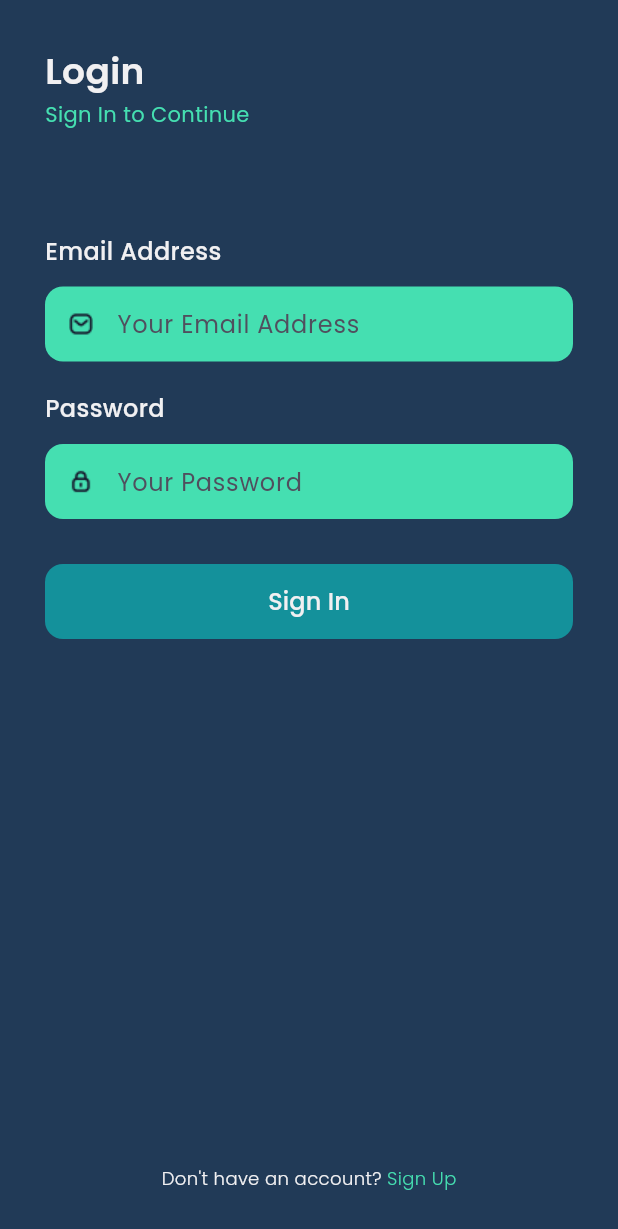
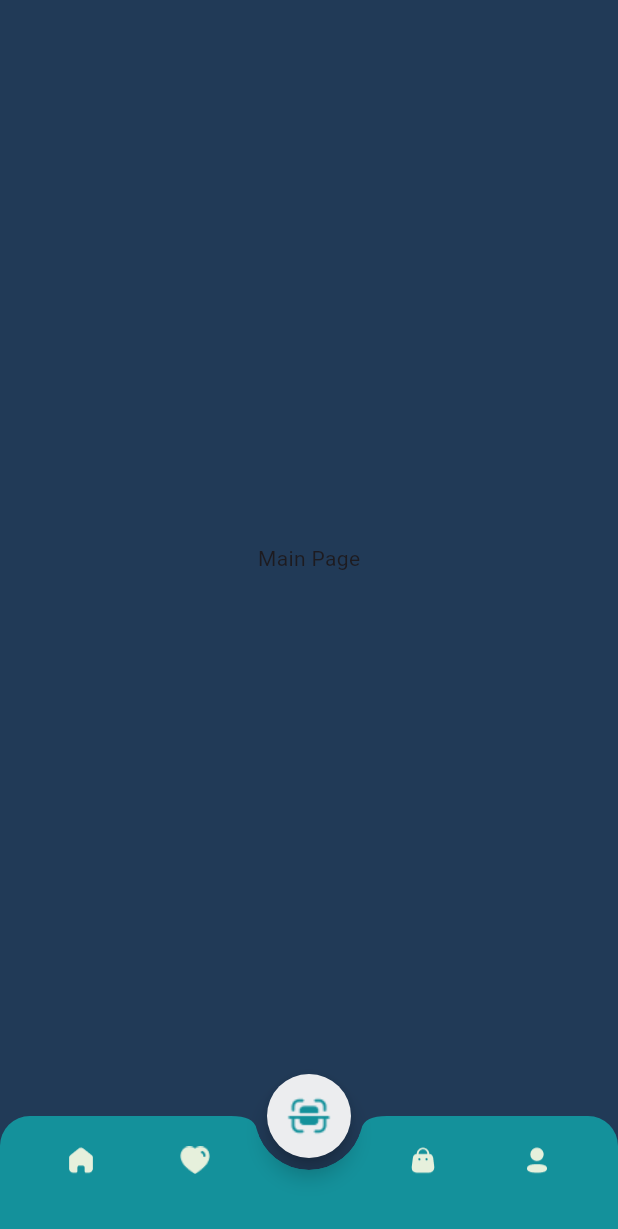
Before and after one commit to hanissiddiq/apotik_apps, a Flutter app: the screen it shows after launch, after a tap on "Sign In", on a phone screen of 412 x 824 dp. Shown: the top 1229 px of the screen. Run offline on Flutter 3.47's test engine with Material 3 defaults, Android fonts, the phone set to English and light mode, and no system bars; our stand-ins replace google_fonts.

Commit message:
add Bottom Navigation Bar

```diff
--- a/lib/main.dart
+++ b/lib/main.dart
@@ -1,3 +1,4 @@
+import 'package:apotik_apps/pages/home/main_page.dart';
 import 'package:apotik_apps/pages/sign_in_page.dart';
 import 'package:apotik_apps/pages/sign_up_page.dart';
 import 'package:flutter/material.dart';
@@ -20,6 +21,7 @@
         '/': (context) => SplashPage(),
         '/sign-in': (context) => SignInPage(),
         '/sign-up': (context) => SignUpPage(),
+        '/home': (context) => MainPage(),
       },
     );
   }
--- /dev/null
+++ b/lib/pages/home/main_page.dart
@@ -0,0 +1,99 @@
+import "package:flutter/material.dart";
+import "package:apotik_apps/theme.dart";
+
+class MainPage extends StatelessWidget {
+  const MainPage({super.key});
+
+  @override
+  Widget build(BuildContext context) {
+    Widget scanButton() {
+      return FloatingActionButton(
+        // shape: RoundedRectangleBorder(borderRadius: BorderRadius.circular(20)),
+        shape: RoundedRectangleBorder(
+          borderRadius: BorderRadius.circular(50),
+        ),
+        onPressed: () {},
+        backgroundColor: backgroundColor6,
+        // backgroundColor: cColor,
+        child: Image.asset(
+          'assets/img/icon_scan.png',
+          color: cColor,
+          // color: Color.fromARGB(0, 252, 250, 250),
+        ),
+      );
+    }
+
+    Widget custombottomNav() {
+      return ClipRRect(
+        // decoration: BoxDecoration(
+        borderRadius: const BorderRadius.vertical(top: Radius.circular(20)),
+        // ),
+        child: BottomAppBar(
+          shape: const CircularNotchedRectangle(),
+          notchMargin: 8,
+          color: cColor,
+          clipBehavior: Clip.antiAlias,
+          child: BottomNavigationBar(
+            backgroundColor: cColor,
+            type: BottomNavigationBarType.fixed,
+            elevation: 0,
+            items: [
+              BottomNavigationBarItem(
+                icon: Image.asset(
+                  'assets/img/icon_home.png',
+                  width: 20,
+                ),
+                label: '',
+                tooltip: 'Home',
+              ),
+              BottomNavigationBarItem(
+                icon: Image.asset(
+                  'assets/img/icon_love.png',
+                  width: 20,
+                ),
+                label: '',
+                tooltip: 'Favorite',
+              ),
+              BottomNavigationBarItem(
+                icon: Image.asset(
+                  'assets/img/icon_cart.png',
+                  height: 4,
+                  width: 4,
+                ),
+                label: '',
+              ),
+              BottomNavigationBarItem(
+                icon: Image.asset(
+                  'assets/img/icon_cart.png',
+                  width: 20,
+                ),
+                label: '',
+                tooltip: 'Cart',
+              ),
+              BottomNavigationBarItem(
+                icon: Image.asset(
+                  'assets/img/icon_profile.png',
+                  width: 20,
+                ),
+                label: '',
+                tooltip: 'Profile',
+              ),
+            ],
+          ),
+        ),
+      );
+    }
+
+    return Scaffold(
+      backgroundColor: aColor,
+      floatingActionButton: scanButton(),
+      floatingActionButtonLocation: FloatingActionButtonLocation.centerDocked,
+      bottomNavigationBar: custombottomNav(),
+      body: SafeArea(
+        child: Center(
+          child: Text('Main Page'),
+        ),
+      ),
+    );
+  }
+}
```
Also changed, not shown: assets/img/icon_cart.png (added), assets/img/icon_home.png (added), assets/img/icon_love.png (added), assets/img/icon_profile.png (added), assets/img/icon_scan.png (added).
